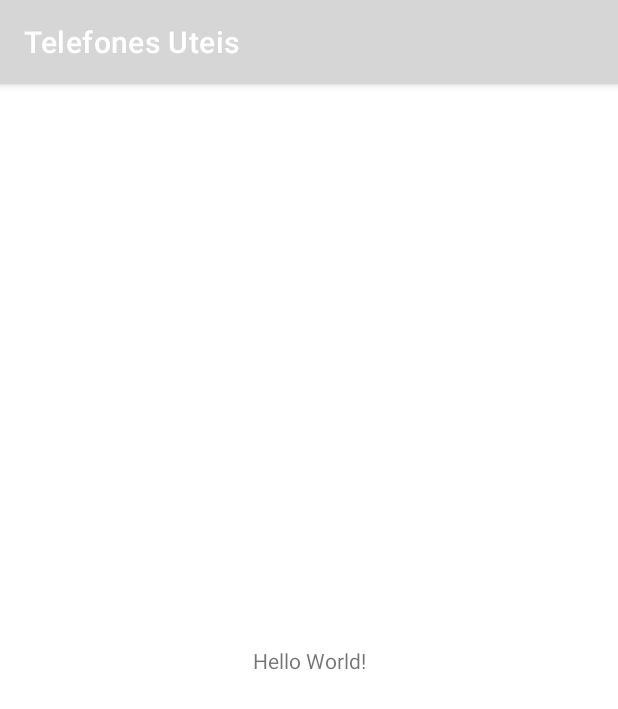
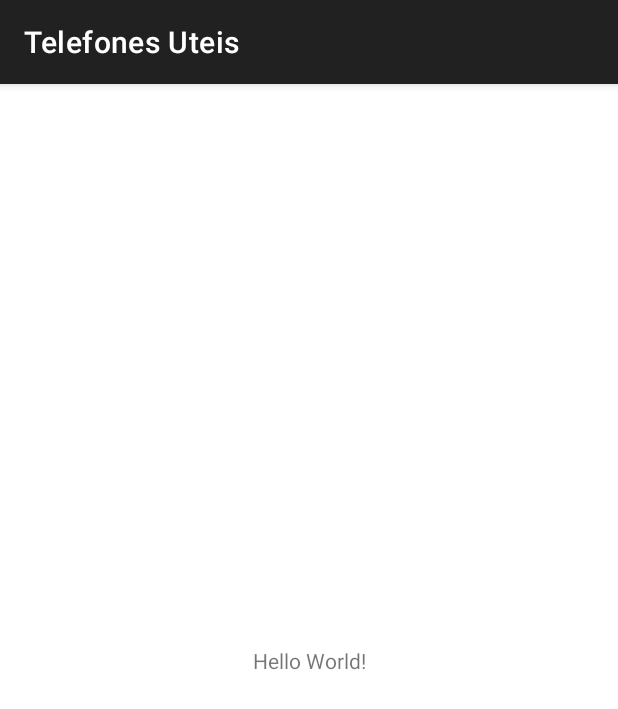
Before and after one commit to vinicius111andrade/app_useful_telefones, an Android app: the screen it shows after launch (MainActivity), on a phone screen of 412 x 824 dp. Shown: the top 709 px of the screen. Run offline under Robolectric (Android 15) with nearby library versions, the phone set to English and light mode, and no system bars.

Commit message:
Fixing themes.

```diff
--- a/app/src/main/res/values-night/themes.xml
+++ b/app/src/main/res/values-night/themes.xml
@@ -1,16 +1,21 @@
 <resources xmlns:tools="http://schemas.android.com/tools">
+
     <!-- Base application theme. -->
     <style name="Theme.TelefonesUteis" parent="Theme.MaterialComponents.DayNight.DarkActionBar">
+
         <!-- Primary brand color. -->
-        <item name="colorPrimary">@color/purple_200</item>
-        <item name="colorPrimaryVariant">@color/purple_700</item>
-        <item name="colorOnPrimary">@color/black</item>
+        <item name="colorPrimary">@color/primary</item>
+        <item name="colorPrimaryVariant">@color/primary_dark</item>
+        <item name="colorOnPrimary">@color/white</item>
+
         <!-- Secondary brand color. -->
-        <item name="colorSecondary">@color/teal_200</item>
-        <item name="colorSecondaryVariant">@color/teal_200</item>
-        <item name="colorOnSecondary">@color/black</item>
+        <item name="colorSecondary">@color/secondary</item>
+        <item name="colorSecondaryVariant">@color/secondary_dark</item>
+        <item name="colorOnSecondary">@color/secondary_accent</item>
+
         <!-- Status bar color. -->
         <item name="android:statusBarColor" tools:targetApi="l">?attr/colorPrimaryVariant</item>
-        <!-- Customize your theme here. -->
+
     </style>
+
 </resources>
--- a/app/src/main/res/values/themes.xml
+++ b/app/src/main/res/values/themes.xml
@@ -1,16 +1,20 @@
 <resources xmlns:tools="http://schemas.android.com/tools">
+
     <!-- Base application theme. -->
     <style name="Theme.TelefonesUteis" parent="Theme.MaterialComponents.DayNight.DarkActionBar">
+
         <!-- Primary brand color. -->
-        <item name="colorPrimary">@color/purple_500</item>
-        <item name="colorPrimaryVariant">@color/purple_700</item>
+        <item name="colorPrimary">@color/primary</item>
+        <item name="colorPrimaryVariant">@color/primary_dark</item>
         <item name="colorOnPrimary">@color/white</item>
+
         <!-- Secondary brand color. -->
-        <item name="colorSecondary">@color/teal_200</item>
-        <item name="colorSecondaryVariant">@color/teal_700</item>
-        <item name="colorOnSecondary">@color/black</item>
+        <item name="colorSecondary">@color/secondary</item>
+        <item name="colorSecondaryVariant">@color/secondary_dark</item>
+        <item name="colorOnSecondary">@color/secondary_accent</item>
+
         <!-- Status bar color. -->
         <item name="android:statusBarColor" tools:targetApi="l">?attr/colorPrimaryVariant</item>
-        <!-- Customize your theme here. -->
+
     </style>
 </resources>
```
